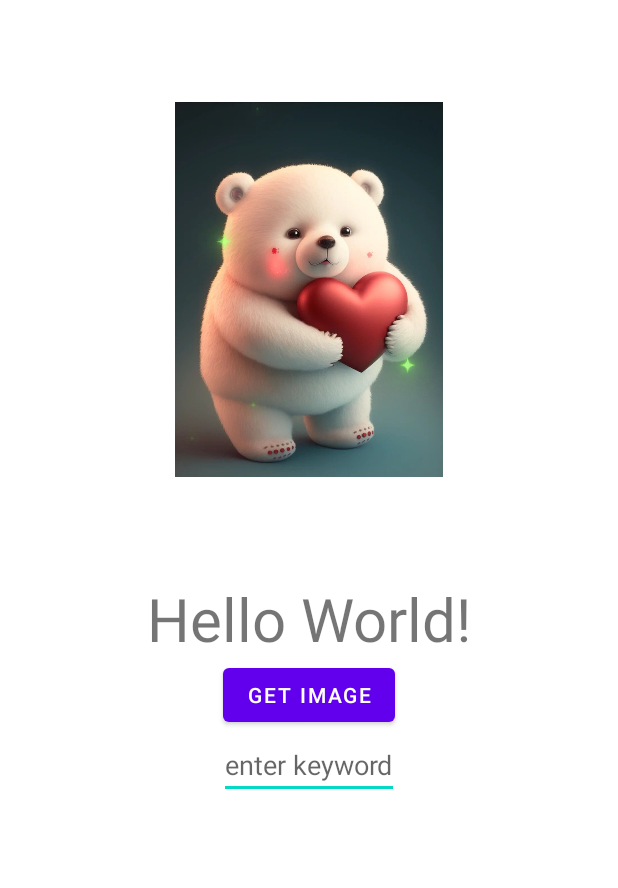
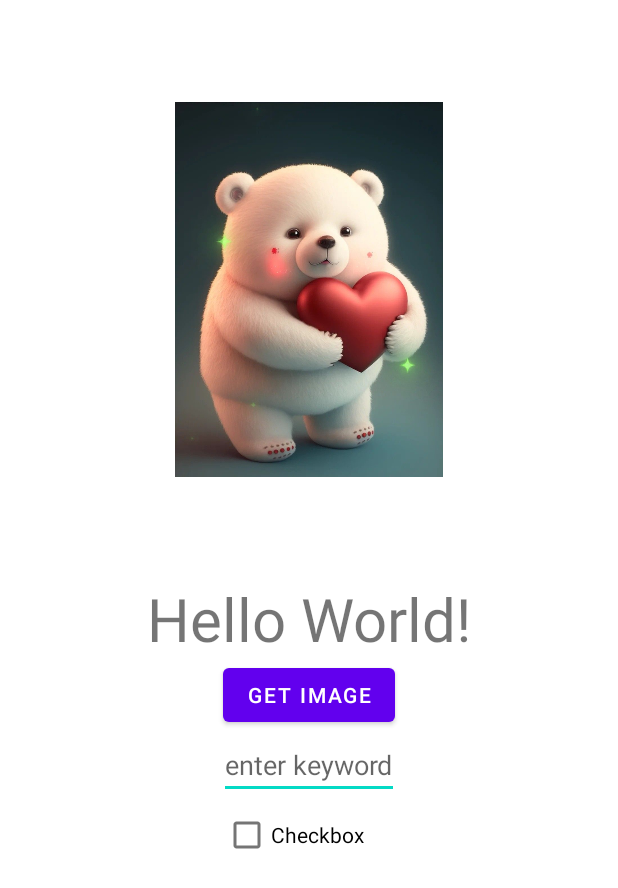
Before and after one commit to AlyonaRulezzz/R_and_Kata_Leet_Training, an Android app: the layout activity_main.xml on its own in the app's theme, with its tools: preview values and no code run, on a phone screen of 412 x 824 dp. Shown: the top 888 px of the screen. Run offline under Robolectric (Android 15) with nearby library versions, the phone set to English and light mode, and no system bars.

Commit message:
Checkbox

```diff
--- a/R_6/app/src/main/res/layout/activity_main.xml
+++ b/R_6/app/src/main/res/layout/activity_main.xml
@@ -54,4 +54,13 @@
         app:layout_constraintTop_toBottomOf="@id/buttonGetImage"
         />
 
+    <CheckBox
+        android:id="@+id/checkbox"
+        android:layout_width="wrap_content"
+        android:layout_height="wrap_content"
+        android:text="Checkbox"
+        app:layout_constraintStart_toStartOf="@id/buttonGetImage"
+        app:layout_constraintTop_toBottomOf="@id/editText"
+        />
+
 </androidx.constraintlayout.widget.ConstraintLayout>
```
Also changed, not shown: R_6/app/src/main/java/com/example/r_6/MainActivity.kt (+26 -4 lines).
